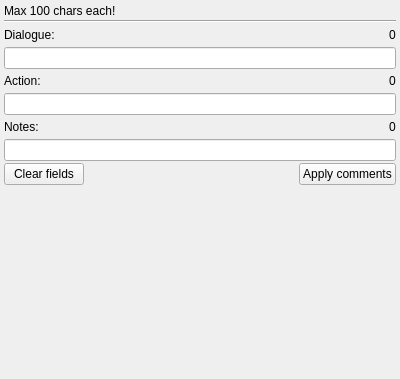
Above: app/ui/framecommentwidget.ui from pencil2d/pencil before the change. Below: the same form after it.
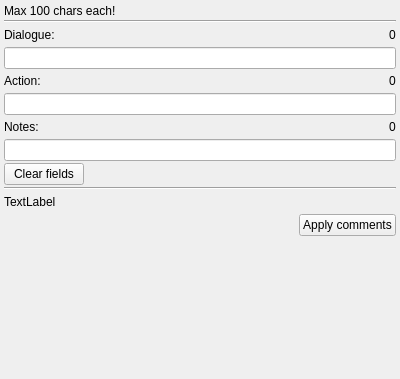
That is the form after the change.

The edit to the form file:
```diff
--- a/app/ui/framecommentwidget.ui
+++ b/app/ui/framecommentwidget.ui
@@ -179,6 +179,54 @@
        </property>
       </spacer>
      </item>
+    </layout>
+   </item>
+   <item>
+    <widget class="Line" name="line_2">
+     <property name="orientation">
+      <enum>Qt::Horizontal</enum>
+     </property>
+    </widget>
+   </item>
+   <item>
+    <layout class="QHBoxLayout" name="horizontalLayout_6">
+     <item>
+      <widget class="QLabel" name="labLayerFrame">
+       <property name="text">
+        <string>TextLabel</string>
+       </property>
+      </widget>
+     </item>
+     <item>
+      <spacer name="horizontalSpacer_6">
+       <property name="orientation">
+        <enum>Qt::Horizontal</enum>
+       </property>
+       <property name="sizeHint" stdset="0">
+        <size>
+         <width>40</width>
+         <height>20</height>
+        </size>
+       </property>
+      </spacer>
+     </item>
+    </layout>
+   </item>
+   <item>
+    <layout class="QHBoxLayout" name="horizontalLayout_5">
+     <item>
+      <spacer name="horizontalSpacer_5">
+       <property name="orientation">
+        <enum>Qt::Horizontal</enum>
+       </property>
+       <property name="sizeHint" stdset="0">
+        <size>
+         <width>40</width>
+         <height>20</height>
+        </size>
+       </property>
+      </spacer>
+     </item>
      <item>
       <widget class="QPushButton" name="btnApplyComments">
        <property name="text">
```
